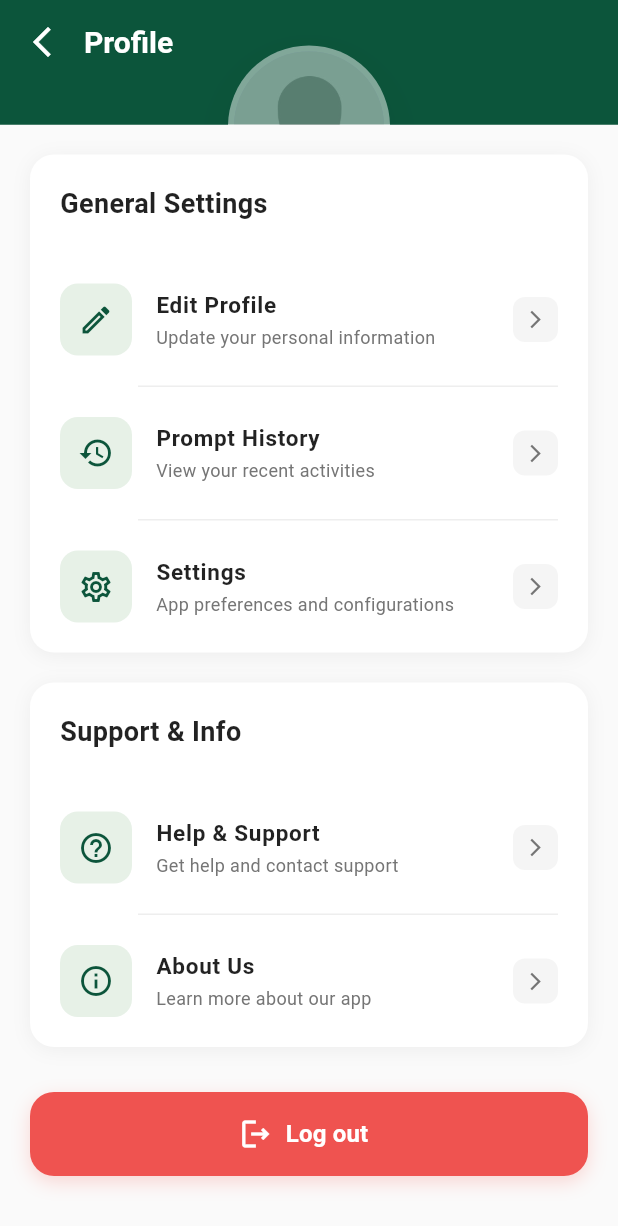
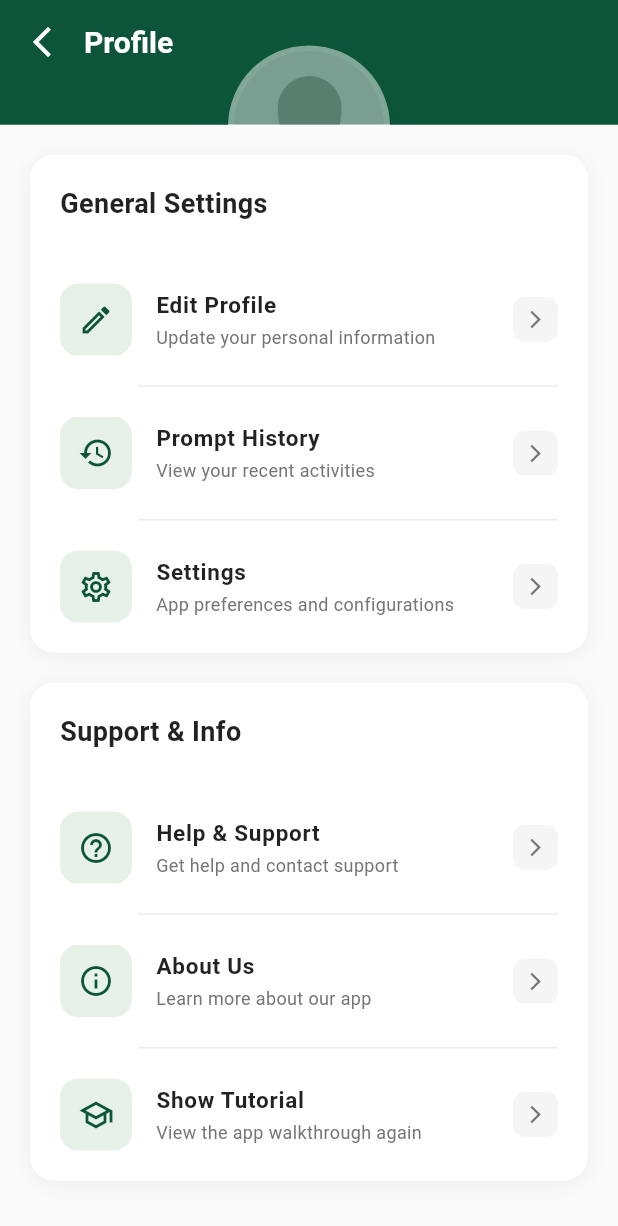
Before and after one commit to KeilizonDeiv/Capstone, a Flutter app: the ProfileScreen screen opened by its route, scrolled down 197 dp, on a phone screen of 412 x 824 dp. Shown: the top 1226 px of the screen. Run offline on Flutter 3.47's test engine with Material 3 defaults, Android fonts, the phone set to English and light mode, and no system bars; our stand-ins replace camera, flutter_local_notifications, go_router, image_picker, introduction_screen, lottie and 2 more; missing offline and left inert: tutorial_coach_mark; accounts and stored records are empty; Roboto replaces fonts that are missing (Poppins).

Commit message:
Update profile_screen.dart
tutorial button

```diff
--- a/herbaplant/lib/presentation/screens/profile/profile_screen.dart
+++ b/herbaplant/lib/presentation/screens/profile/profile_screen.dart
@@ -2,6 +2,7 @@ import 'package:flutter/material.dart';
 import 'package:go_router/go_router.dart';
 import 'package:herbaplant/core/constants/app_colors.dart';
 import 'package:herbaplant/presentation/screens/history/history_screen.dart';
+import 'package:shared_preferences/shared_preferences.dart';
 
 class ProfileScreen extends StatelessWidget {
   const ProfileScreen({super.key});
@@ -197,10 +198,23 @@ class ProfileScreen extends StatelessWidget {
                         label: "About Us",
                         subtitle: "Learn more about our app",
                         onTap: () => context.push('/about'),
+                      ),
+                      _buildMenuItem(
+                        context,
+                        icon: Icons.school_outlined,
+                        label: "Show Tutorial",
+                        subtitle: "View the app walkthrough again",
+                        onTap: () async {
+                          final prefs = await SharedPreferences.getInstance();
+                          await prefs.setBool(
+                              "tutorial_shown", false); // Reset tutorial flag
+                          Navigator.of(context).pushNamed('/home');
+                        },
                         showDivider: false,
                       ),
                     ],
                   ),
+                  const SizedBox(height: 20),
                   const SizedBox(height: 30),
                   Container(
                     width: double.infinity,
```
